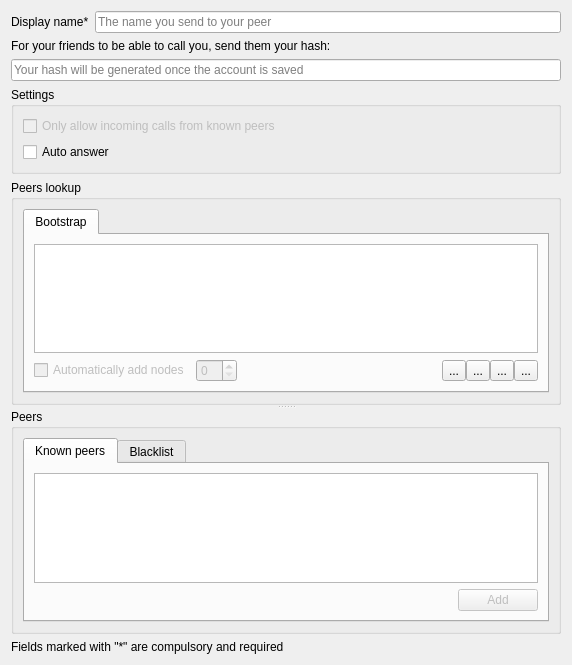
KDE/ring-kde, file src/conf/account/accountpages/dlgdht.ui: the form before one commit.
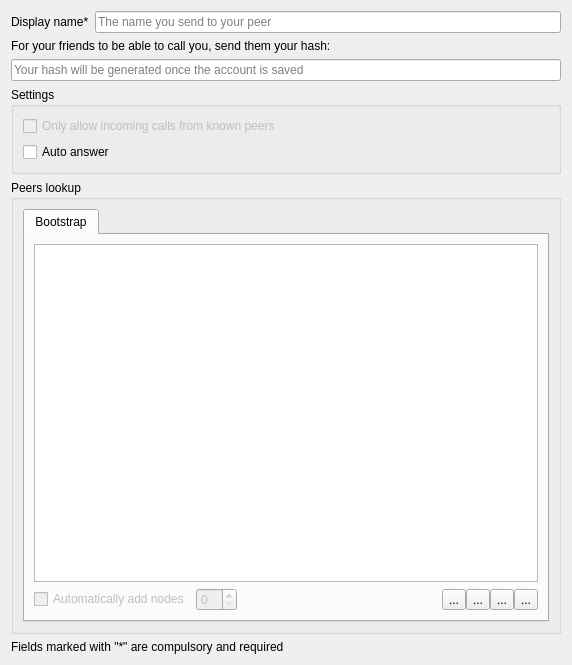
The form after the commit. Icons and pictures are not drawn. Custom widgets are drawn as their Qt base class.

```diff
--- a/src/conf/account/accountpages/dlgdht.ui
+++ b/src/conf/account/accountpages/dlgdht.ui
@@ -142,64 +142,6 @@
        </item>
       </layout>
      </widget>
-     <widget class="QGroupBox" name="groupBox">
-      <property name="sizePolicy">
-       <sizepolicy hsizetype="Preferred" vsizetype="Expanding">
-        <horstretch>0</horstretch>
-        <verstretch>0</verstretch>
-       </sizepolicy>
-      </property>
-      <property name="title">
-       <string>Peers</string>
-      </property>
-      <layout class="QGridLayout" name="gridLayout">
-       <item row="0" column="0">
-        <widget class="QTabWidget" name="tabWidget_2">
-         <property name="currentIndex">
-          <number>0</number>
-         </property>
-         <widget class="QWidget" name="tab_3">
-          <attribute name="title">
-           <string>Known peers</string>
-          </attribute>
-          <layout class="QGridLayout" name="gridLayout_3">
-           <item row="0" column="0" colspan="2">
-            <widget class="QListView" name="m_pKnownPeers"/>
-           </item>
-           <item row="1" column="0">
-            <spacer name="horizontalSpacer">
-             <property name="orientation">
-              <enum>Qt::Horizontal</enum>
-             </property>
-             <property name="sizeHint" stdset="0">
-              <size>
-               <width>40</width>
-               <height>20</height>
-              </size>
-             </property>
-            </spacer>
-           </item>
-           <item row="1" column="1">
-            <widget class="QPushButton" name="pushButton">
-             <property name="enabled">
-              <bool>false</bool>
-             </property>
-             <property name="text">
-              <string>Add</string>
-             </property>
-            </widget>
-           </item>
-          </layout>
-         </widget>
-         <widget class="QWidget" name="tab_4">
-          <attribute name="title">
-           <string>Blacklist</string>
-          </attribute>
-         </widget>
-        </widget>
-       </item>
-      </layout>
-     </widget>
     </widget>
    </item>
    <item row="3" column="0" colspan="2">
```
Left out of the diff: 6 changed lines with no effect on the pictures.
